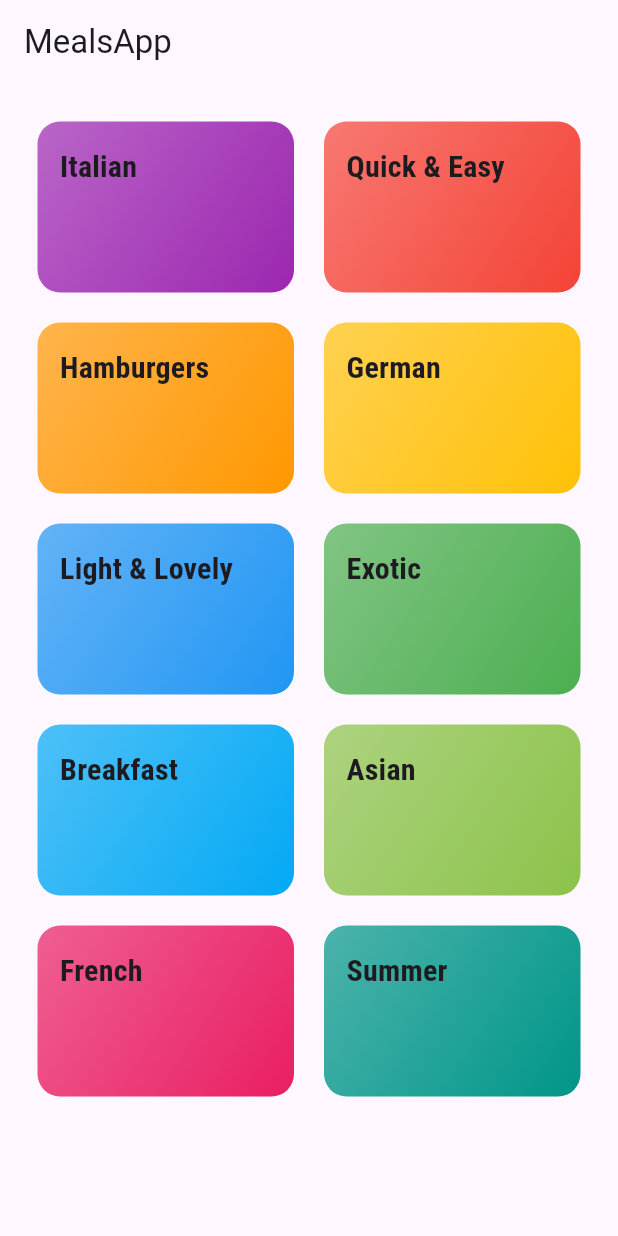
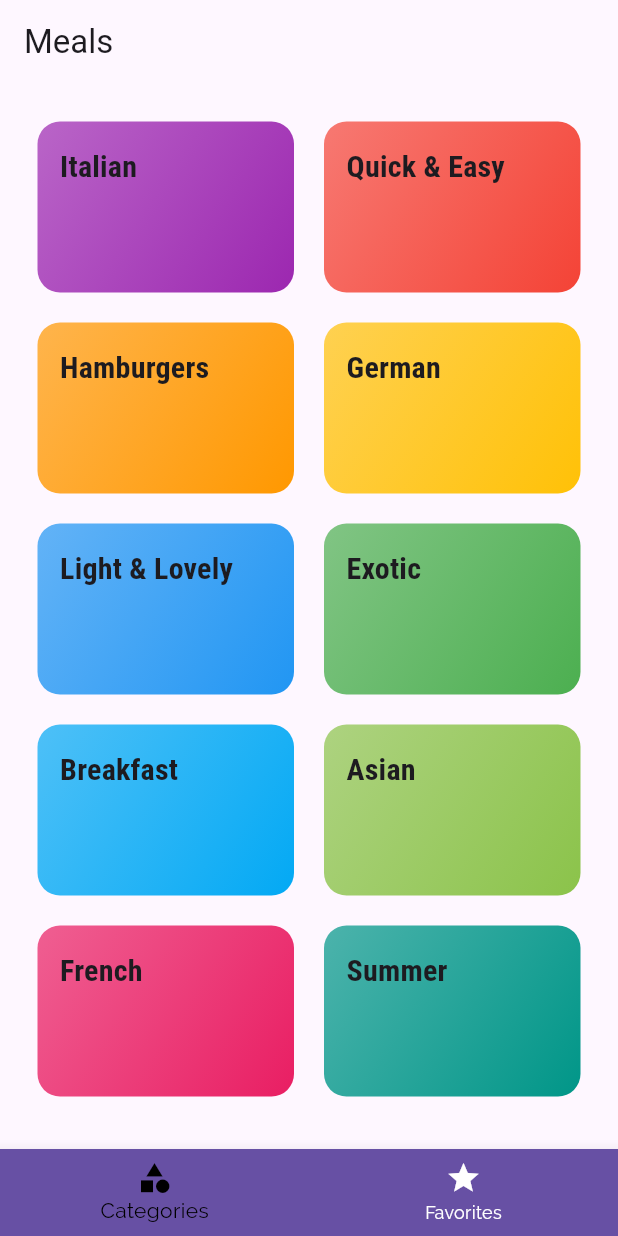
Before and after one commit to Armiron/meals, a Flutter app: the screen it shows after launch, on a phone screen of 412 x 824 dp. Run offline on Flutter 3.47's test engine with Material 3 defaults, Android fonts, the phone set to English and light mode, and no system bars.

```diff
--- a/lib/main.dart
+++ b/lib/main.dart
@@ -1,4 +1,5 @@
 import 'package:flutter/material.dart';
+import 'screens/tabs_screen.dart';
 import 'screens/meal_detail_screen.dart';
 import 'screens/category_meals_screen.dart';
 import 'screens/categories_screen.dart';
@@ -28,11 +29,15 @@ class MyApp extends StatelessWidget {
               fontFamily: 'RobotoCondensed',
             )),
       ),
-      home: CategoriesScreen(
+      // home: CategoriesScreen(
+      //   key: UniqueKey(),
+      // ),
+      home: TabsScreen(
         key: UniqueKey(),
       ),
       routes: {
         // '/': () => is home
+        // '/': (context) => TabsScreen(),
         // '/category-meals': (context) => CategoryMealsScreen(),
         CategoryMealsScreen.routeName: (context) => CategoryMealsScreen(),
         MealDetailScreen.routeName: (context) => MealDetailScreen()
--- a/lib/screens/categories_screen.dart
+++ b/lib/screens/categories_screen.dart
@@ -7,11 +7,7 @@ class CategoriesScreen extends StatelessWidget {
 
   @override
   Widget build(BuildContext context) {
-    return Scaffold(
-      appBar: AppBar(
-        title: const Text('MealsApp'),
-      ),
-      body: GridView(
+    return GridView(
       padding: const EdgeInsets.all(25),
       children: DUMMY_CATEGORIES
           .map(
@@ -28,7 +24,6 @@ class CategoriesScreen extends StatelessWidget {
         crossAxisSpacing: 20,
         mainAxisSpacing: 20,
       ),
-      ),
     );
   }
 }
--- /dev/null
+++ b/lib/screens/favorites_screen.dart
@@ -0,0 +1,12 @@
+import 'package:flutter/material.dart';
+
+class FavoritesScreen extends StatelessWidget {
+  const FavoritesScreen({Key? key}) : super(key: key);
+
+  @override
+  Widget build(BuildContext context) {
+    return const Center(
+      child: Text('The Favorites'),
+    );
+  }
+}
--- /dev/null
+++ b/lib/screens/tabs_screen.dart
@@ -0,0 +1,86 @@
+import 'package:flutter/material.dart';
+import 'favorites_screen.dart';
+import 'categories_screen.dart';
+
+class TabsScreen extends StatefulWidget {
+  const TabsScreen({Key? key}) : super(key: key);
+
+  @override
+  State<TabsScreen> createState() => _TabsScreenState();
+}
+
+class _TabsScreenState extends State<TabsScreen> {
+  final List<Widget> _pages = [
+    CategoriesScreen(key: UniqueKey()),
+    FavoritesScreen(),
+  ];
+
+  // final List<Map<String, Object>> _pages = [
+  //   {
+  //     'page': CategoriesScreen(key: UniqueKey()),
+  //     'title': 'Categories',
+  //   },
+  //   {'page': FavoritesScreen(), 'title': 'Favorites'}
+  // ];
+
+  int _selectedPageIndex = 0;
+
+  void _selectPage(int index) {
+    setState(() {
+      _selectedPageIndex = index;
+    });
+  }
+
+  @override
+  Widget build(BuildContext context) {
+    return Scaffold(
+      appBar: AppBar(
+        title: Text('Meals'),
+      ),
+      body: _pages[_selectedPageIndex],
+      bottomNavigationBar: BottomNavigationBar(
+        onTap: _selectPage,
+        backgroundColor: Theme.of(context).primaryColor,
+        unselectedItemColor: Colors.white,
+        selectedItemColor: Colors.black,
+        currentIndex: _selectedPageIndex,
+        // type: BottomNavigationBarType.shifting,
+        items: [
+          BottomNavigationBarItem(
+            icon: Icon(Icons.category),
+            label: 'Categories',
+          ),
+          BottomNavigationBarItem(
+            icon: Icon(Icons.star),
+            label: 'Favorites',
+          )
+        ],
+      ),
+    );
+  }
+}
+// Widget build(BuildContext context) {
+//   return DefaultTabController(
+//     length: 2,
+//     // initialIndex: 1,
+//     child: Scaffold(
+//       appBar: AppBar(
+//         title: Text('Meals'),
+//         bottom: TabBar(tabs: <Widget>[
+//           Tab(
+//             icon: Icon(Icons.category),
+//             text: 'Categories',
+//           ),
+//           Tab(
+//             icon: Icon(Icons.star),
+//             text: 'Favorites',
+//           ),
+//         ]),
+//       ),
+//       body: TabBarView(children: <Widget>[
+//         CategoriesScreen(key: UniqueKey()),
+//         FavoritesScreen()
+//       ]),
+//     ),
+//   );
+// }
```
Lines whose indentation alone changed are shown as unchanged.
